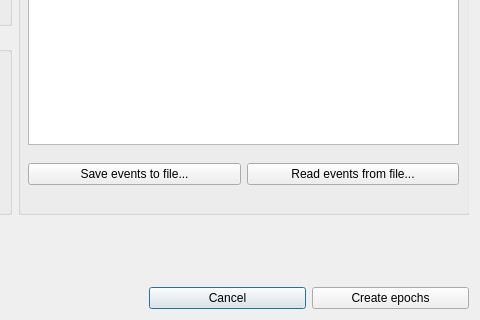
Before: the Qt Designer form meggie_batch/ui/qt4Designer_ui_files/eventSelectionDialog.ui in cibr-jyu/meggie, drawn with Qt 5; both pictures show x 462 to 942 and y 367 to 687 of the 942 by 687 pixel window.
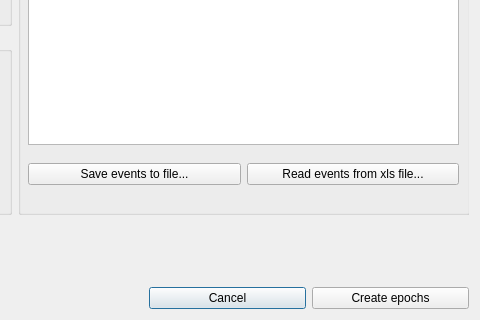
After: the same form once the commit is applied.

Diff of the .ui file:
```diff
--- a/meggie_batch/ui/qt4Designer_ui_files/eventSelectionDialog.ui
+++ b/meggie_batch/ui/qt4Designer_ui_files/eventSelectionDialog.ui
@@ -58,7 +58,7 @@
         <x>0</x>
         <y>0</y>
         <width>924</width>
-        <height>630</height>
+        <height>634</height>
        </rect>
       </property>
       <property name="minimumSize">
@@ -464,7 +464,7 @@
               <item>
                <widget class="QPushButton" name="pushButtonReadEvents">
                 <property name="text">
-                 <string>Read events from file...</string>
+                 <string>Read events from xls file...</string>
                 </property>
                </widget>
               </item>
```
Left out of the diff: 21 changed lines with no effect on the pictures.
